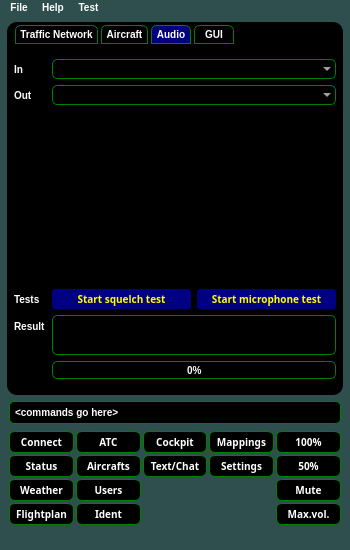
swift-project/pilotclient, file samples/blackgui/mainwindow.ui: the form before one commit.
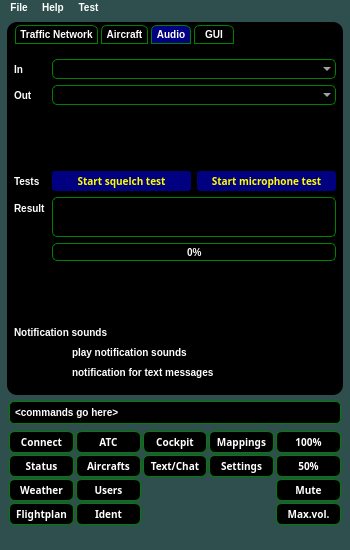
The form after the commit. The open tabs and pages were chosen to show the change. Icons and pictures are not drawn.

Commit message: refs #129 , updated GUI to play notification sounds: * prepared for login/off sounds * prepared for text message sounds * helper method to play sounds * enabled mute / mixer also in cockpit, including context menus * settings for notification sounds * some minor tweaks, e.g. changed signal/slot to C++ style where missing

```diff
--- a/samples/blackgui/mainwindow.ui
+++ b/samples/blackgui/mainwindow.ui
@@ -2224,21 +2224,14 @@
                    </layout>
                   </widget>
                  </item>
-                 <item row="5" column="0">
+                 <item row="4" column="0">
                   <widget class="QLabel" name="lbl_SettingsAudioTestActionAndResult">
                    <property name="text">
                     <string>Result</string>
                    </property>
                   </widget>
                  </item>
-                 <item row="6" column="1">
-                  <widget class="QProgressBar" name="prb_SettingsAudioTestProgress">
-                   <property name="value">
-                    <number>0</number>
-                   </property>
-                  </widget>
-                 </item>
-                 <item row="5" column="1">
+                 <item row="4" column="1">
                   <widget class="QPlainTextEdit" name="pte_SettingsAudioTestActionAndResult">
                    <property name="maximumSize">
                     <size>
@@ -2251,6 +2244,47 @@
                    </property>
                   </widget>
                  </item>
+                 <item row="5" column="1">
+                  <widget class="QProgressBar" name="prb_SettingsAudioTestProgress">
+                   <property name="value">
+                    <number>0</number>
+                   </property>
+                  </widget>
+                 </item>
+                 <item row="6" column="1">
+                  <spacer name="vs_SettingsAudioMisc">
+                   <property name="orientation">
+                    <enum>Qt::Vertical</enum>
+                   </property>
+                   <property name="sizeHint" stdset="0">
+                    <size>
+                     <width>20</width>
+                     <height>20</height>
+                    </size>
+                   </property>
+                  </spacer>
+                 </item>
+                 <item row="8" column="1">
+                  <widget class="QCheckBox" name="cb_SettingsAudioPlayNotificationSounds">
+                   <property name="text">
+                    <string>play notification sounds</string>
+                   </property>
+                  </widget>
+                 </item>
+                 <item row="9" column="1">
+                  <widget class="QCheckBox" name="cb_SettingsAudioNotificationTextMessage">
+                   <property name="text">
+                    <string>notification for text messages</string>
+                   </property>
+                  </widget>
+                 </item>
+                 <item row="7" column="0" colspan="2">
+                  <widget class="QLabel" name="lbl_SettingsAudioNotificationSounds">
+                   <property name="text">
+                    <string>Notification sounds</string>
+                   </property>
+                  </widget>
+                 </item>
                 </layout>
                </item>
               </layout>
```
Left out of the diff: 48 changed lines with no effect on the pictures. The commit also changes 7 other files.
